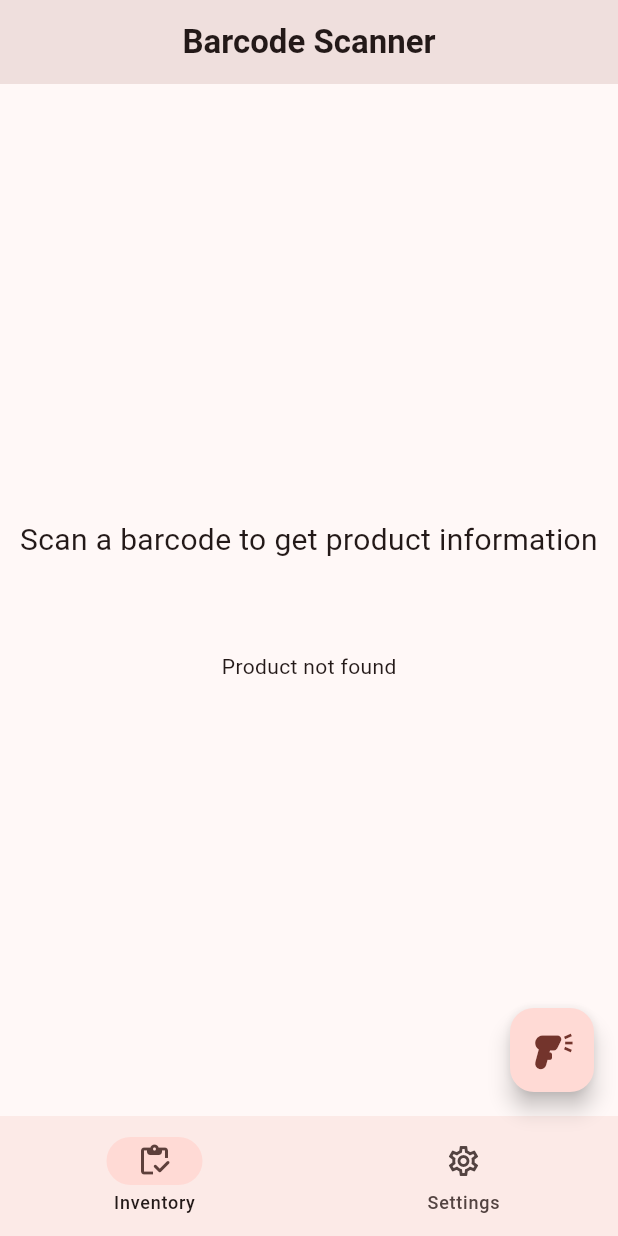
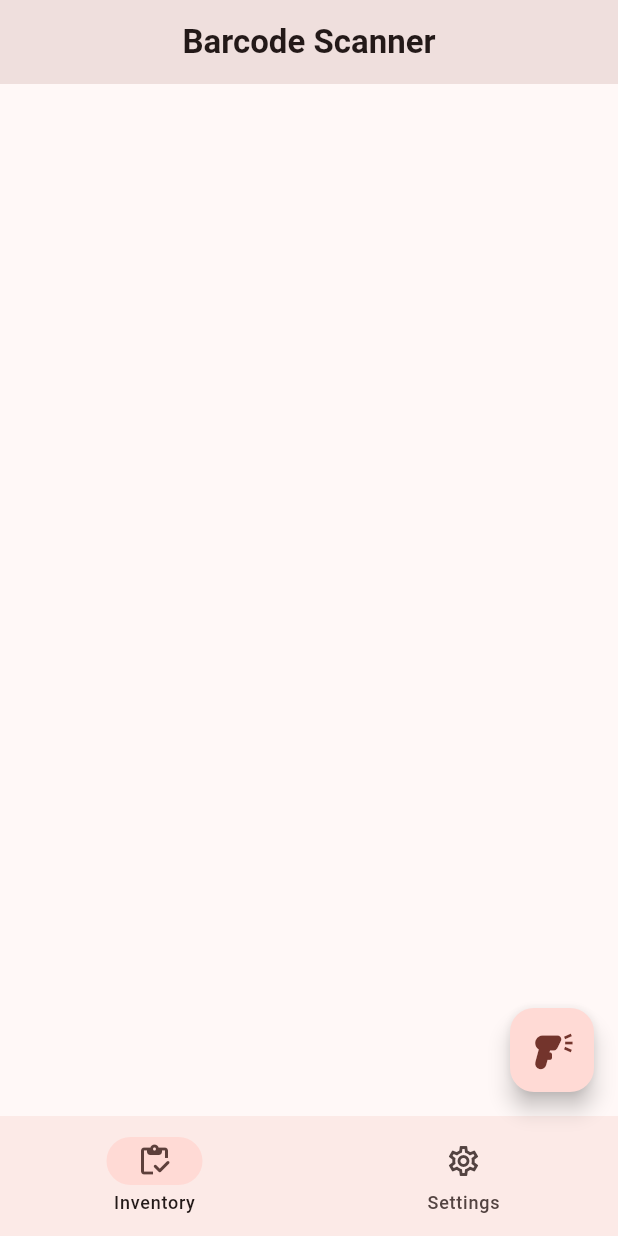
Before and after one commit to bastianfbr/inventory, a Flutter app: the screen it shows after launch, on a phone screen of 412 x 824 dp. Run offline on Flutter 3.47's test engine with Material 2 defaults, Android fonts, the light colour scheme and no system bars; our stand-ins replace hooks_riverpod; missing offline and left inert: flutter_barcode_scanner.

Commit message:
💄 Delete Text

```diff
--- a/lib/pages/barcode_scanner_page.dart
+++ b/lib/pages/barcode_scanner_page.dart
@@ -18,16 +18,9 @@ class BarcodeScannerPageState extends ConsumerState<BarcodeScannerPage> {
       child: Column(
         mainAxisAlignment: MainAxisAlignment.center,
         children: <Widget>[
-          const Text(
-            'Scan a barcode to get product information',
-            style: TextStyle(fontSize: 20),
-            textAlign: TextAlign.center,
-          ),
-          const SizedBox(height: 30),
-          const SizedBox(height: 30),
           widget.product.isNotEmpty
               ? ProductView(product: widget.product)
-              : const Text('Product not found'),
+              : Container(),
         ],
       ),
     );
```
